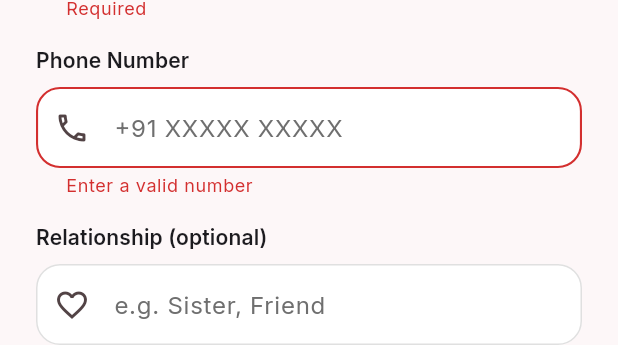
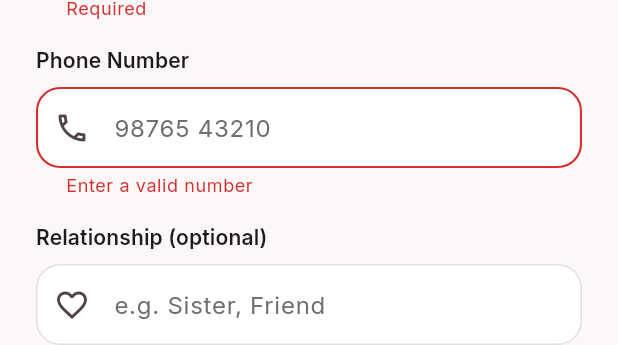
Before and after one commit to Team-Zeniths/SafeHer, a Flutter app: the _ContactFormSheet widget shown alone on an empty page, opened directly, after a tap on "Add Contact", on a phone screen of 412 x 824 dp. Shown: the part 264-609 px from the top of the screen. Run offline on Flutter 3.47's test engine with Material 3 defaults, Android fonts, the phone set to English and light mode, and no system bars; our stand-ins replace audioplayers, dio, firebase_auth, firebase_core, geolocator, go_router and 3 more; accounts and stored records are empty; network calls fail.

Commit message:
Remove country code requirement from phone inputs

```diff
--- a/frontend/lib/features/auth/screens/register_screen.dart
+++ b/frontend/lib/features/auth/screens/register_screen.dart
@@ -123,7 +123,7 @@ class _RegisterScreenState extends State<RegisterScreen> {
                     const SizedBox(height: AppSizes.md),
                     CustomTextField(
                       label: 'Phone number',
-                      hint: '+91 98765 43210',
+                      hint: '98765 43210',
                       controller: _phoneController,
                       keyboardType: TextInputType.phone,
                       prefixIcon: Icons.phone_outlined,
--- a/frontend/lib/features/contacts/screens/contacts_screen.dart
+++ b/frontend/lib/features/contacts/screens/contacts_screen.dart
@@ -232,7 +232,7 @@ class _ContactFormSheetState extends State<_ContactFormSheet> {
     final contact = ContactModel(
       id: widget.contact?.id ?? DateTime.now().millisecondsSinceEpoch.toString(),
       name: _nameCtrl.text.trim(),
-      phone: _phoneCtrl.text.trim(),
+      phone: _phoneCtrl.text.replaceAll(RegExp(r'[\s\-()]'), ''),
       relationship: _relCtrl.text.trim().isEmpty ? null : _relCtrl.text.trim(),
       isPrimary: _isPrimary,
       isNotifyOnSOS: _notifySOS,
@@ -275,9 +275,9 @@ class _ContactFormSheetState extends State<_ContactFormSheet> {
                   CustomTextField(label: 'Name', hint: 'Full name', controller: _nameCtrl, prefixIcon: Icons.person_outline,
                       validator: (v) => v == null || v.isEmpty ? 'Required' : null),
                   const SizedBox(height: AppSizes.md),
-                  CustomTextField(label: 'Phone Number', hint: '+91 XXXXX XXXXX', controller: _phoneCtrl,
+                  CustomTextField(label: 'Phone Number', hint: '98765 43210', controller: _phoneCtrl,
                       keyboardType: TextInputType.phone, prefixIcon: Icons.phone_outlined,
-                      validator: (v) => v == null || v.length < 8 ? 'Enter a valid number' : null),
+                      validator: (v) => v == null || v.replaceAll(RegExp(r'[^0-9]'), '').length < 10 ? 'Enter a valid number' : null),
                   const SizedBox(height: AppSizes.md),
                   CustomTextField(label: 'Relationship (optional)', hint: 'e.g. Sister, Friend', controller: _relCtrl, prefixIcon: Icons.favorite_outline),
                   const SizedBox(height: AppSizes.md),
--- a/frontend/lib/features/emergency/screens/emergency_screen.dart
+++ b/frontend/lib/features/emergency/screens/emergency_screen.dart
@@ -401,7 +401,7 @@ class _Hotline {
 /// on "Call" in the dialer to actually place the call — this app never
 /// dials silently on its own.
 Future<void> _launchPhone(BuildContext context, String phone) async {
-  final uri = Uri(scheme: 'tel', path: phone);
+  final uri = Uri(scheme: 'tel', path: phone.replaceAll(RegExp(r'[\s\-()]'), ''));
   final ok = await launchUrl(uri);
   if (!ok && context.mounted) {
     ScaffoldMessenger.of(context).showSnackBar(
@@ -416,7 +416,7 @@ Future<void> _launchPhone(BuildContext context, String phone) async {
 Future<void> _launchSms(BuildContext context, String phone) async {
   final uri = Uri(
     scheme: 'sms',
-    path: phone,
+    path: phone.replaceAll(RegExp(r'[\s\-()]'), ''),
     queryParameters: {'body': "I need help. Can you call me? — sent via SafeHer"},
   );
   final ok = await launchUrl(uri);
--- a/frontend/lib/features/profile/screens/edit_profile_screen.dart
+++ b/frontend/lib/features/profile/screens/edit_profile_screen.dart
@@ -133,7 +133,7 @@ class _EditProfileScreenState extends State<EditProfileScreen> {
                 const SizedBox(height: AppSizes.md),
                 CustomTextField(
                   label: 'Phone Number',
-                  hint: '+91 XXXXX XXXXX',
+                  hint: '98765 43210',
                   controller: _phoneCtrl,
                   keyboardType: TextInputType.phone,
                   prefixIcon: Icons.phone_outlined,
```
